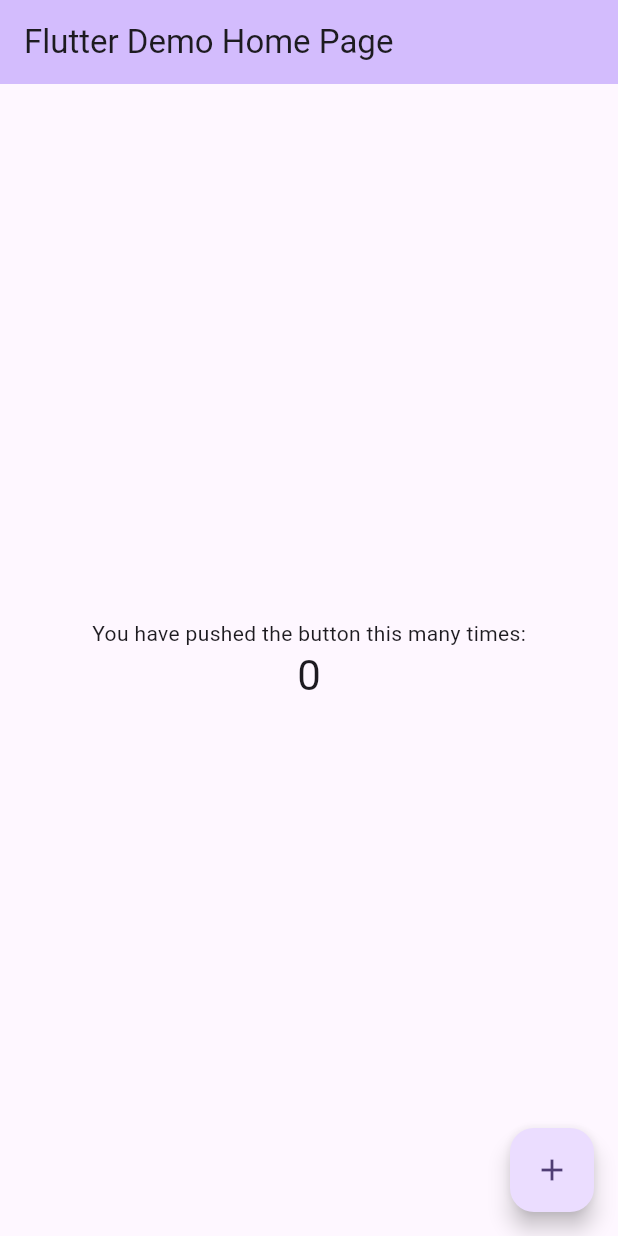
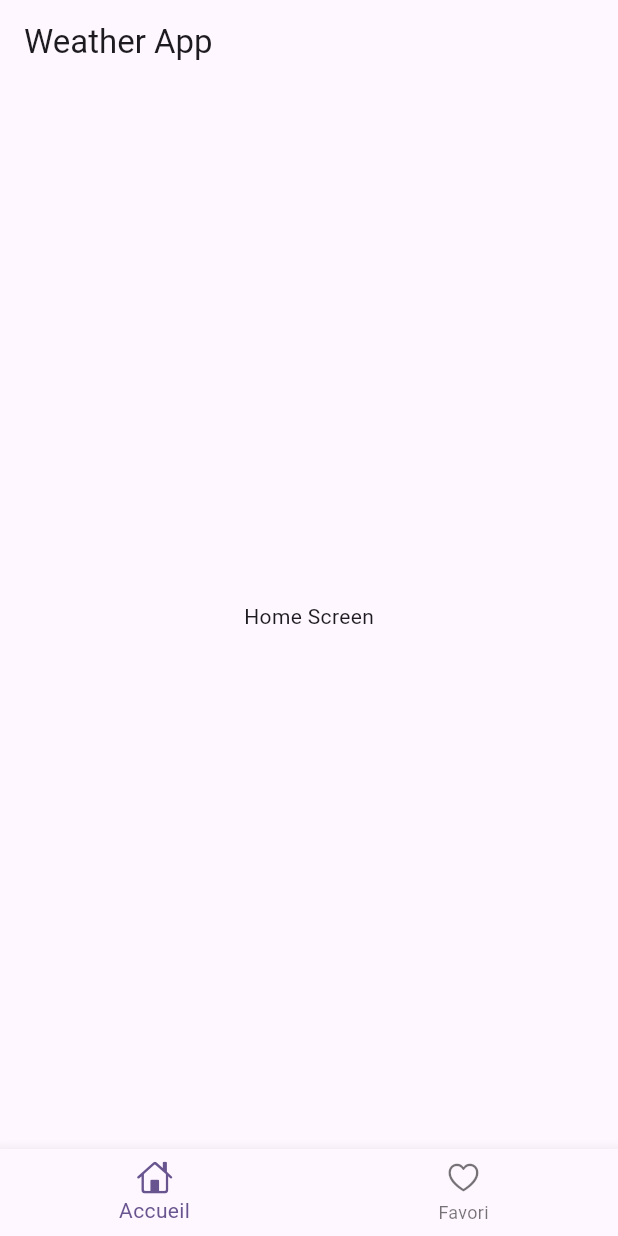
Before and after one commit to sofian-bali/WeatherApp, a Flutter app: the screen it shows after launch, on a phone screen of 412 x 824 dp. Run offline on Flutter 3.47's test engine with Material 3 defaults, Android fonts, the phone set to English and light mode, and no system bars.

Commit message:
✨ Ajouter l'architecture des écrans et de la BottomBar

```diff
--- a/lib/main.dart
+++ b/lib/main.dart
@@ -1,4 +1,5 @@
 import 'package:flutter/material.dart';
+import 'package:weather_app/ui/screens/home.dart';
 
 void main() {
   runApp(const MyApp());
@@ -9,60 +10,13 @@ class MyApp extends StatelessWidget {
   @override
   Widget build(BuildContext context) {
     return MaterialApp(
-      title: 'Flutter Demo',
+      title: 'Weather App',
       theme: ThemeData(
         colorScheme: ColorScheme.fromSeed(seedColor: Colors.deepPurple),
         useMaterial3: true,
       ),
-      home: const MyHomePage(title: 'Flutter Demo Home Page'),
+      home: const HomeScreen(),
+      debugShowCheckedModeBanner: false,
     );
   }
 }
-
-class MyHomePage extends StatefulWidget {
-  const MyHomePage({super.key, required this.title});
-
-  final String title;
-
-  @override
-  State<MyHomePage> createState() => _MyHomePageState();
-}
-
-class _MyHomePageState extends State<MyHomePage> {
-  int _counter = 0;
-
-  void _incrementCounter() {
-    setState(() {
-      _counter++;
-    });
-  }
-
-  @override
-  Widget build(BuildContext context) {
-    return Scaffold(
-      appBar: AppBar(
-        backgroundColor: Theme.of(context).colorScheme.inversePrimary,
-        title: Text(widget.title),
-      ),
-      body: Center(
-        child: Column(
-          mainAxisAlignment: MainAxisAlignment.center,
-          children: <Widget>[
-            const Text(
-              'You have pushed the button this many times:',
-            ),
-            Text(
-              '$_counter',
-              style: Theme.of(context).textTheme.headlineMedium,
-            ),
-          ],
-        ),
-      ),
-      floatingActionButton: FloatingActionButton(
-        onPressed: _incrementCounter,
-        tooltip: 'Increment',
-        child: const Icon(Icons.add),
-      ),
-    );
-  }
-}
--- a/lib/ui/screens/home.dart
+++ b/lib/ui/screens/home.dart
@@ -0,0 +1,21 @@
+import 'package:flutter/material.dart';
+import 'package:weather_app/ui/widget/bottom_bar.dart';
+
+
+class HomeScreen extends StatelessWidget {
+  const HomeScreen({super.key});
+
+  @override
+  Widget build(BuildContext context) {
+    return Scaffold(
+      appBar: AppBar(
+        title: const Text('Weather App'),
+      ),
+      body: Container(
+        alignment: Alignment.center,
+        child: const Text('Home Screen'),
+      ),
+      bottomNavigationBar: const CustomBottomAppBar(),
+    );
+  }
+}
--- /dev/null
+++ b/lib/ui/widget/bottom_bar.dart
@@ -0,0 +1,52 @@
+import 'package:flutter/cupertino.dart';
+import 'package:flutter/material.dart';
+import 'package:cupertino_icons/cupertino_icons.dart';
+
+
+
+class CustomBottomAppBar extends StatefulWidget {
+  const CustomBottomAppBar({super.key});
+
+  @override
+  _CustomBottomAppBarState createState() {
+    return _CustomBottomAppBarState();
+  }
+}
+
+
+class _CustomBottomAppBarState extends State<CustomBottomAppBar> {
+  int _selectedIndex = 0;
+
+  void _onItemTapped(int index) {
+    setState(() {
+      _selectedIndex = index;
+    });
+    switch (index) {
+      case 0:
+        Navigator.pushReplacementNamed(context, '/home');
+        break;
+      case 1:
+        Navigator.pushReplacementNamed(context, '/favori');
+        break;
+    }
+  }
+
+  @override
+  Widget build(BuildContext context) {
+    return BottomNavigationBar(
+    items: const <BottomNavigationBarItem>[
+      BottomNavigationBarItem(
+        icon: Icon(CupertinoIcons.home),
+        label: 'Accueil',
+      ),
+      BottomNavigationBarItem(
+        icon: Icon(CupertinoIcons.heart),
+        label: 'Favori',
+      ),
+    ],
+    currentIndex: _selectedIndex,
+
+
+  );
+  }
+}
--- a/pubspec.yaml
+++ b/pubspec.yaml
@@ -34,7 +34,7 @@ dependencies:
 
   # The following adds the Cupertino Icons font to your application.
   # Use with the CupertinoIcons class for iOS style icons.
-  cupertino_icons: ^1.0.6
+  cupertino_icons: ^1.0.8
 
 dev_dependencies:
   flutter_test:
```
Also changed, not shown: pubspec.lock.
